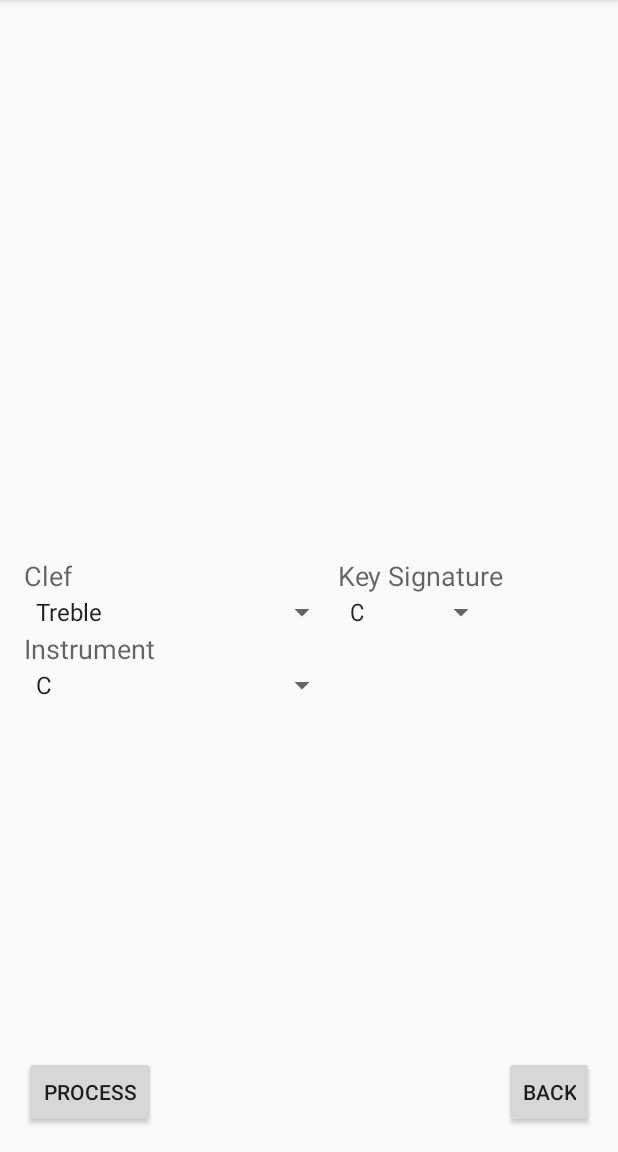
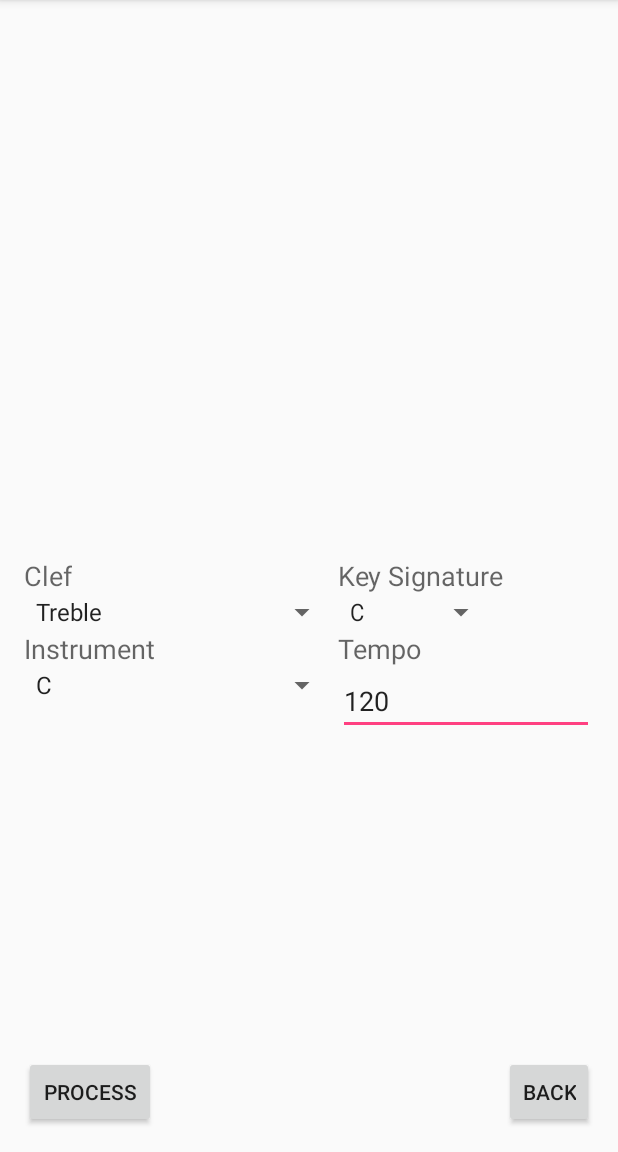
Before and after one commit to dawsoc2/SightReaderPro, an Android app: the PropertiesPage screen opened directly, with no data from a screen before it, after a tap on "PROCESS", on a phone screen of 412 x 824 dp, the part 84-1236 px from its top. Run offline under Robolectric (Android 15) with nearby library versions, the phone set to English and light mode, and no system bars.

Commit message:
Added EditText to enter tempo
Added and EditText to the properties activity so the user can input the
tempo and the process button takes the input and converts it to an int

```diff
--- a/SightReader Pro/app/src/main/java/com/example/xerxes/cameratest/PropertiesPage.java
+++ b/SightReader Pro/app/src/main/java/com/example/xerxes/cameratest/PropertiesPage.java
@@ -11,6 +11,7 @@ import android.os.Bundle;
 import android.view.View;
 import android.widget.ArrayAdapter;
 import android.widget.Button;
+import android.widget.EditText;
 import android.widget.ImageView;
 import android.widget.Spinner;
 
@@ -51,6 +52,10 @@ public class PropertiesPage extends AppCompatActivity {
         int instKeySpinnerPosition = instKeySpinnerArrayAdapter.getPosition("C");
         spinnerInst.setSelection(instKeySpinnerPosition);
 
+        //
+        final EditText tempoEditText = (EditText)findViewById(R.id.editTempo);
+        tempoEditText.setText("120");
+
         //create process button that will read data from the spinners
         final Button procButton = (Button) findViewById(R.id.processButton);
         procButton.setOnClickListener(new View.OnClickListener() {
@@ -58,6 +63,7 @@ public class PropertiesPage extends AppCompatActivity {
                 String clefVal = spinnerClef.getSelectedItem().toString();
                 String keyVal = spinnerKeySig.getSelectedItem().toString();
                 String instVal = spinnerInst.getSelectedItem().toString();
+                int tempo = Integer.parseInt(tempoEditText.getText().toString());
             }
         });
 
--- a/SightReader Pro/app/src/main/res/layout/activity_properties_page.xml
+++ b/SightReader Pro/app/src/main/res/layout/activity_properties_page.xml
@@ -98,4 +98,24 @@
         android:layout_alignParentLeft="true"
         android:layout_alignParentStart="true"
         android:onClick="btnProc" />
+
+    <TextView
+        android:layout_width="wrap_content"
+        android:layout_height="wrap_content"
+        android:textAppearance="?android:attr/textAppearanceMedium"
+        android:text="Tempo"
+        android:id="@+id/TempoText"
+        android:layout_below="@+id/spinnerKeySignature"
+        android:layout_alignLeft="@+id/spinnerKeySignature"
+        android:layout_alignStart="@+id/spinnerKeySignature" />
+
+    <EditText
+        android:layout_width="wrap_content"
+        android:layout_height="wrap_content"
+        android:inputType="number"
+        android:ems="10"
+        android:id="@+id/editTempo"
+        android:layout_below="@+id/TempoText"
+        android:layout_toRightOf="@+id/spinnerInstrument"
+        android:layout_toEndOf="@+id/spinnerInstrument" />
 </RelativeLayout>
```
